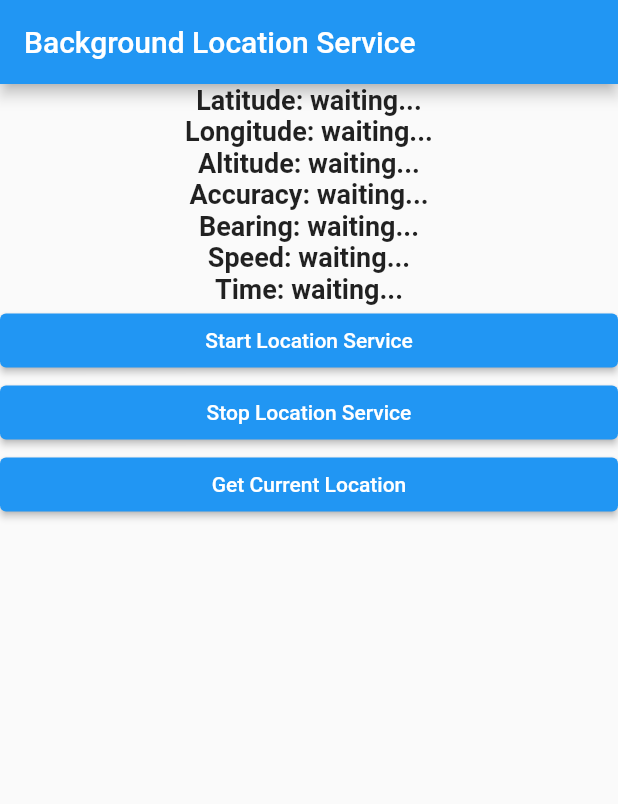
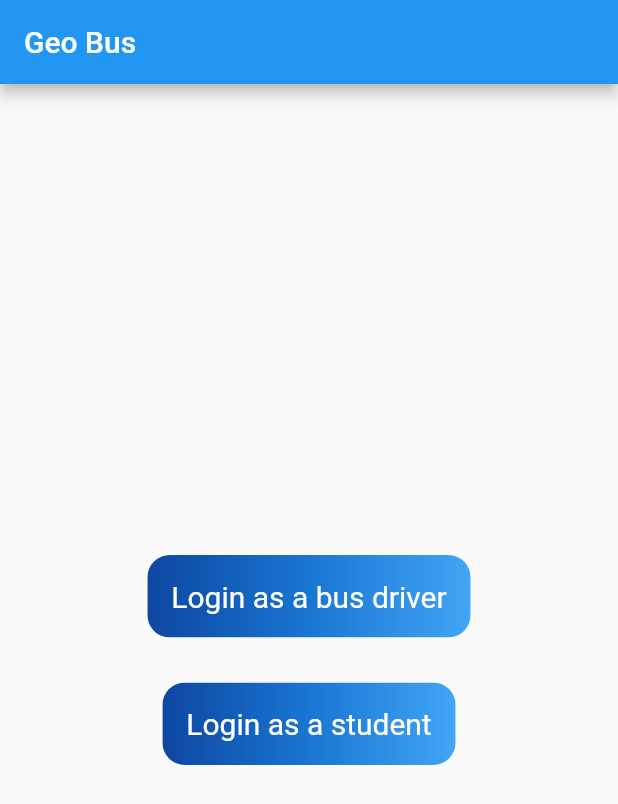
Before and after one commit to geoBusV1/geoBusApp, a Flutter app: the screen it shows after launch, on a phone screen of 412 x 824 dp. Shown: the top 804 px of the screen. Run offline on Flutter 3.47's test engine with Material 2 defaults, Android fonts, the phone set to English and light mode, and no system bars; missing offline and left inert: background_location.

Commit message:
Rahul-UI homepage

```diff
--- a/lib/main.dart
+++ b/lib/main.dart
@@ -1,117 +1,105 @@
-import 'package:background_location/background_location.dart';
 import 'package:flutter/material.dart';
+import 'package:flutter/widgets.dart';
+import 'busLocationBusDriverView.dart';
+import 'busLocationStudentView.dart';
 
-// Comment
-// Rahul-Test branch
-void main() => runApp(MyApp());
+void main() => runApp(const MyApp());
 
-class MyApp extends StatefulWidget {
-  @override
-  _MyAppState createState() => _MyAppState();
-}
+class MyApp extends StatelessWidget {
+  const MyApp({Key? key}) : super(key: key);
 
-class _MyAppState extends State<MyApp> {
-  String latitude = 'waiting...';
-  String longitude = 'waiting...';
-  String altitude = 'waiting...';
-  String accuracy = 'waiting...';
-  String bearing = 'waiting...';
-  String speed = 'waiting...';
-  String time = 'waiting...';
-
-  @override
-  void initState() {
-    super.initState();
-  }
+  static const String _title = 'Geo Bus';
 
   @override
   Widget build(BuildContext context) {
     return MaterialApp(
+      title: _title,
       home: Scaffold(
-        appBar: AppBar(
-          title: const Text('Background Location Service'),
-        ),
-        body: Center(
-          child: ListView(
-            children: <Widget>[
-              locationData('Latitude: ' + latitude),
-              locationData('Longitude: ' + longitude),
-              locationData('Altitude: ' + altitude),
-              locationData('Accuracy: ' + accuracy),
-              locationData('Bearing: ' + bearing),
-              locationData('Speed: ' + speed),
-              locationData('Time: ' + time),
-              ElevatedButton(
-                  onPressed: () async {
-                    await BackgroundLocation.setAndroidNotification(
-                      title: 'Background service is running',
-                      message: 'Background location in progress',
-                      icon: '@mipmap/ic_launcher',
-                    );
-                    //await BackgroundLocation.setAndroidConfiguration(1000);
-                    await BackgroundLocation.startLocationService(
-                        distanceFilter: 20);
-                    BackgroundLocation.getLocationUpdates((location) {
-                      setState(() {
-                        latitude = location.latitude.toString();
-                        longitude = location.longitude.toString();
-                        accuracy = location.accuracy.toString();
-                        altitude = location.altitude.toString();
-                        bearing = location.bearing.toString();
-                        speed = location.speed.toString();
-                        time = DateTime.fromMillisecondsSinceEpoch(
-                                location.time!.toInt())
-                            .toString();
-                      });
-                      print('''\n
-                        Latitude:  $latitude
-                        Longitude: $longitude
-                        Altitude: $altitude
-                        Accuracy: $accuracy
-                        Bearing:  $bearing
-                        Speed: $speed
-                        Time: $time
-                      ''');
-                    });
+        appBar: AppBar(title: const Text(_title)),
+        body: const LoginPage(),
+      ),
+      routes: <String, WidgetBuilder>{
+        '/LoginAsBusDriver': (context) => BusLocationBusDriverView(),
+        '/LoginAsStudent': (context) => BusLocationStudentView(),
+      },
+    );
+  }
+}
+
+class LoginPage extends StatelessWidget {
+  const LoginPage({Key? key}) : super(key: key);
+
+  @override
+  Widget build(BuildContext context) {
+    return Center(
+      child: Column(
+        mainAxisSize: MainAxisSize.min,
+        children: <Widget>[
+          ClipRRect(
+            borderRadius: BorderRadius.circular(15),
+            child: Stack(
+              children: <Widget>[
+                Positioned.fill(
+                  child: Container(
+                    decoration: const BoxDecoration(
+                      gradient: LinearGradient(
+                        colors: <Color>[
+                          Color(0xFF0D47A1),
+                          Color(0xFF1976D2),
+                          Color(0xFF42A5F5),
+                        ],
+                      ),
+                    ),
+                  ),
+                ),
+                TextButton(
+                  style: TextButton.styleFrom(
+                    padding: const EdgeInsets.all(16.0),
+                    primary: Colors.white,
+                    textStyle: const TextStyle(fontSize: 20),
+                  ),
+                  onPressed: () {
+                    Navigator.pushNamed(context, '/LoginAsBusDriver');
                   },
-                  child: Text('Start Location Service')),
-              ElevatedButton(
+                  child: const Text('Login as a bus driver'),
+                ),
+              ],
+            ),
+          ),
+          const SizedBox(height: 30),
+          ClipRRect(
+            borderRadius: BorderRadius.circular(15),
+            child: Stack(
+              children: <Widget>[
+                Positioned.fill(
+                  child: Container(
+                    decoration: const BoxDecoration(
+                      gradient: LinearGradient(
+                        colors: <Color>[
+                          Color(0xFF0D47A1),
+                          Color(0xFF1976D2),
+                          Color(0xFF42A5F5),
+                        ],
+                      ),
+                    ),
+                  ),
+                ),
+                TextButton(
+                  style: TextButton.styleFrom(
+                    padding: const EdgeInsets.all(16.0),
+                    primary: Colors.white,
+                    textStyle: const TextStyle(fontSize: 20),
+                  ),
                   onPressed: () {
-                    BackgroundLocation.stopLocationService();
+                    Navigator.pushNamed(context, '/LoginAsStudent');
                   },
-                  child: Text('Stop Location Service')),
-              ElevatedButton(
-                  onPressed: () {
-                    getCurrentLocation();
-                  },
-                  child: Text('Get Current Location')),
-            ],
+                  child: const Text('Login as a student'),
+                ),
+              ],
+            ),
           ),
-        ),
+        ],
       ),
     );
   }
-
-  Widget locationData(String data) {
-    return Text(
-      data,
-      style: TextStyle(
-        fontWeight: FontWeight.bold,
-        fontSize: 18,
-      ),
-      textAlign: TextAlign.center,
-    );
-  }
-
-  void getCurrentLocation() {
-    BackgroundLocation().getCurrentLocation().then((location) {
-      print('This is current Location ' + location.toMap().toString());
-    });
-  }
-
-  @override
-  void dispose() {
-    BackgroundLocation.stopLocationService();
-    super.dispose();
-  }
 }
--- a/pubspec.yaml
+++ b/pubspec.yaml
@@ -35,6 +35,7 @@ dependencies:
   # Use with the CupertinoIcons class for iOS style icons.
   cupertino_icons: ^1.0.2
   background_location: ^0.8.1
+  http: ^0.13.4
 
 dev_dependencies:
   flutter_test:
```
Also changed, not shown: lib/busLocationBusDriverView.dart (added, +12 -0 lines), lib/busLocationStudentView.dart (added, +125 -0 lines), pubspec.lock.
